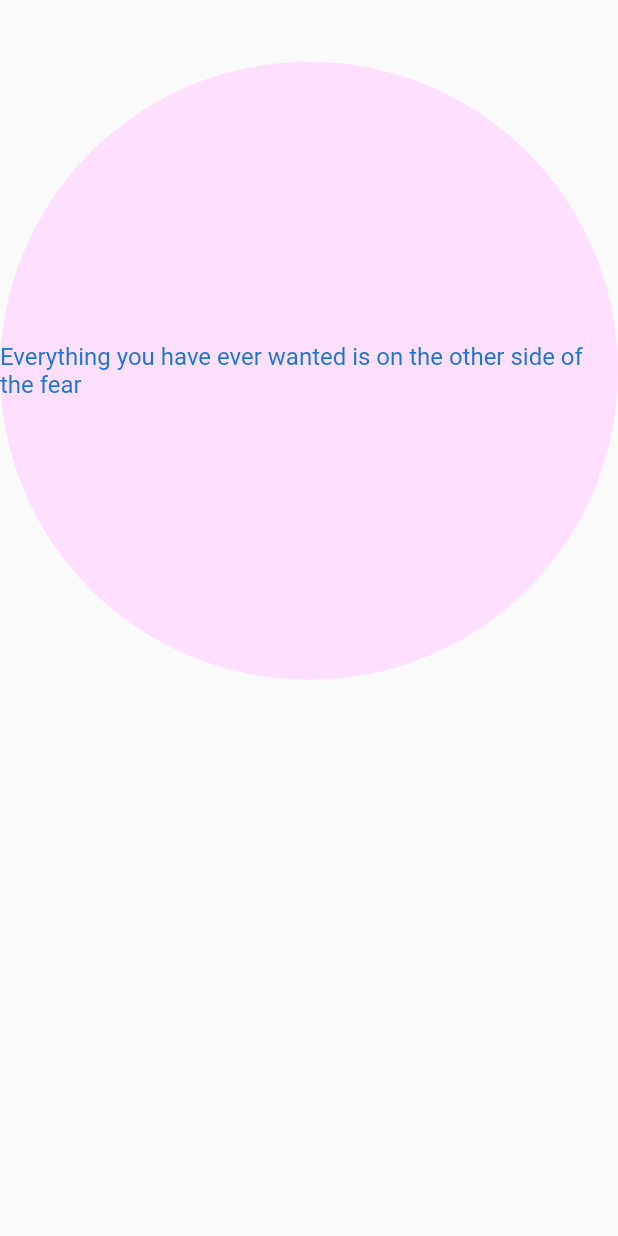
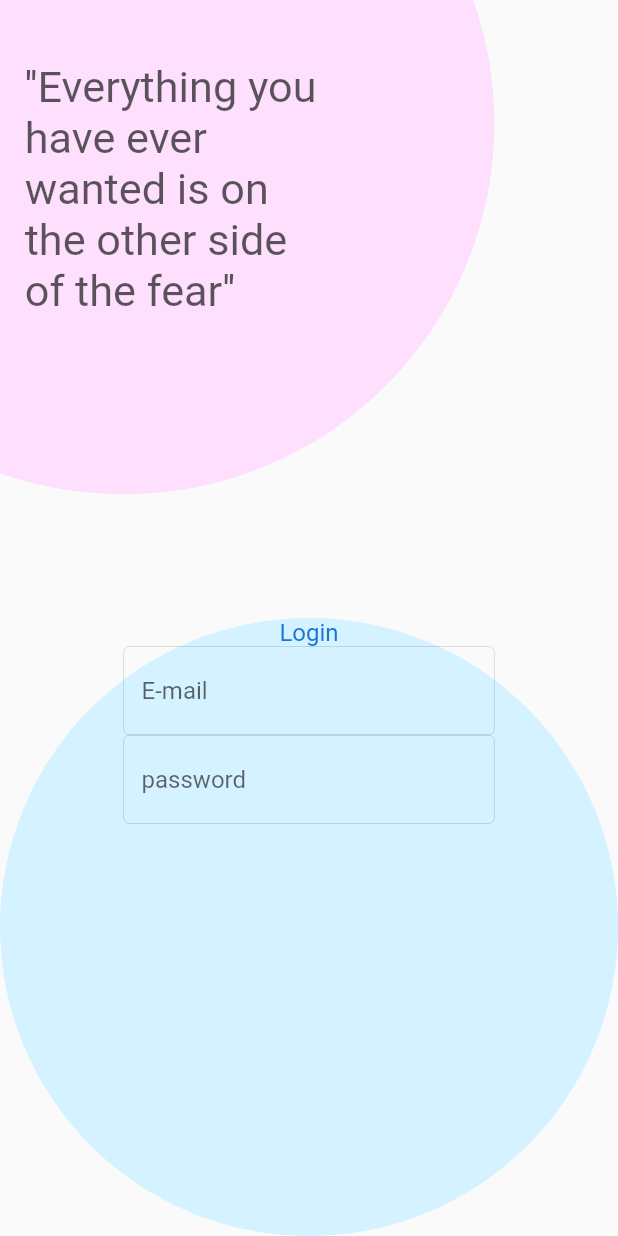
Before and after one commit to PavaneeshwarReddy/Pink-Ecstacy, a Flutter app: the screen it shows after launch, on a phone screen of 412 x 824 dp. Run offline on Flutter 3.47's test engine with Material 2 defaults, Android fonts, the phone set to English and light mode, and no system bars; our stand-ins replace firebase_core; accounts and stored records are empty.

Commit message:
after adding login_screen(partially)

```diff
--- /dev/null
+++ b/lib/Widgets/input_text_field.dart
@@ -0,0 +1,29 @@
+import 'package:flutter/material.dart';
+
+class InputSpaceField extends StatelessWidget {
+  final TextEditingController texteditingcontroller;
+  final bool isPass;
+  final String hinttext;
+  final TextInputType textinputtype;
+
+  const InputSpaceField({Key? key,required this.hinttext,required this.texteditingcontroller,required this.textinputtype,required this.isPass}) : super(key: key);
+
+  @override
+  Widget build(BuildContext context) {
+    final inputborder = OutlineInputBorder(
+      borderSide: Divider.createBorderSide(context)
+    );
+     return TextField(
+
+       decoration: InputDecoration(
+        hintText: hinttext,
+        focusedBorder: inputborder,
+        border: inputborder,
+        enabledBorder: inputborder,
+       ),
+       obscureText: isPass,
+       keyboardType: textinputtype,
+
+     );
+  }
+}
--- a/lib/screens/login_screen.dart
+++ b/lib/screens/login_screen.dart
@@ -1,7 +1,9 @@
 import 'package:flutter/material.dart';
+import 'package:instagram/Widgets/input_text_field.dart';
 import 'dart:ui';
 
 import 'package:instagram/utitlities/colors.dart';
+
 class LoginScreen extends StatefulWidget {
   const LoginScreen({Key? key}) : super(key: key);
 
@@ -10,23 +12,73 @@ class LoginScreen extends StatefulWidget {
 }
 
 class _LoginScreenState extends State<LoginScreen> {
+  final TextEditingController _email=TextEditingController();
+  final TextEditingController _password=TextEditingController();
+
+  @override
+  void dispose() {
+    super.dispose();
+    _email.dispose();
+    _password.dispose();
+  }
   @override
   Widget build(BuildContext context) {
     return Scaffold(
       body: SafeArea(
         child: Stack(
           children: [
-            Container(
-
+            Positioned(
+              top: -MediaQuery.of(context).size.height * (0.2),
+              left: -MediaQuery.of(context).size.height * (0.2),
               child: CircleAvatar(
-                radius: MediaQuery.of(context).size.height*(0.3),
-                backgroundColor:bubble_pink ,
-                child:const  Text("Everything you have ever wanted is on the other side of the fear"),
+                radius: MediaQuery.of(context).size.height * (0.3),
+                backgroundColor: bubble_pink,
               ),
             ),
+            Positioned(
+              width: MediaQuery.of(context).size.width * (0.5),
+              height: MediaQuery.of(context).size.height * (0.4),
+              top: MediaQuery.of(context).size.height * (0.05),
+              left: MediaQuery.of(context).size.height * (0.02),
+              child: Text(
+                "''Everything you have ever wanted is on the other side of the fear''",
+                style: TextStyle(
+                    fontSize: MediaQuery.of(context).size.width * (0.07),
+                    color: text_color_dark),
+              ),
+            ),
+            Positioned(
+              bottom: MediaQuery.of(context).size.height * (0),
+              child: CircleAvatar(
+                radius: MediaQuery.of(context).size.height * (0.25),
+                backgroundColor: bubble_blue,
+                child: Container(
+                  padding: EdgeInsets.symmetric(
+                      horizontal: MediaQuery.of(context).size.width * 0.2),
+                  child: Column(
+                    children:  [
+                      const Center(
+                        child: Text("Login"),
+                      ),
+                      InputSpaceField(
+                          hinttext: "E-mail",
+                          texteditingcontroller: _email,
+                          isPass: false,
+                          textinputtype: TextInputType.emailAddress),
+                           InputSpaceField(
+                          hinttext: "password",
+                          texteditingcontroller: _password,
+                          isPass: false,
+                          textinputtype: TextInputType.text),
+                    ],
+                  ),
+                ),
+              ),
+            )
           ],
         ),
       ),
     );
   }
 }
+//const  Text("Everything you have ever wanted is on the other side of the fear"),
--- a/lib/utitlities/colors.dart
+++ b/lib/utitlities/colors.dart
@@ -6,4 +6,4 @@ const bubble_red = Color.fromRGBO(2255, 175, 175, 1);
 const bubble_green = Colors.blue;
 const text_color_light = Color.fromRGBO(28, 28, 28, 0.75);
 const text_color_medium_dark = Color.fromRGBO(28, 28, 28, 0.62);
-const text_color_dark = Color.fromRGBO(28, 28, 28, 0.9);
+const text_color_dark = Color.fromARGB(185, 28, 28, 28);
--- a/pubspec.yaml
+++ b/pubspec.yaml
@@ -50,8 +50,8 @@ flutter:
   # the material Icons class.
   uses-material-design: true
   # To add assets to your application, add an assets section, like this:
-  assets:
-    - images/a_dot_burr.jpeg
+  # assets:
+  #   - images/a_dot_burr.jpeg
   #   - images/a_dot_ham.jpeg
   # An image asset can refer to one or more resolution-specific "variants", see
   # https://flutter.dev/assets-and-images/#resolution-aware
```
